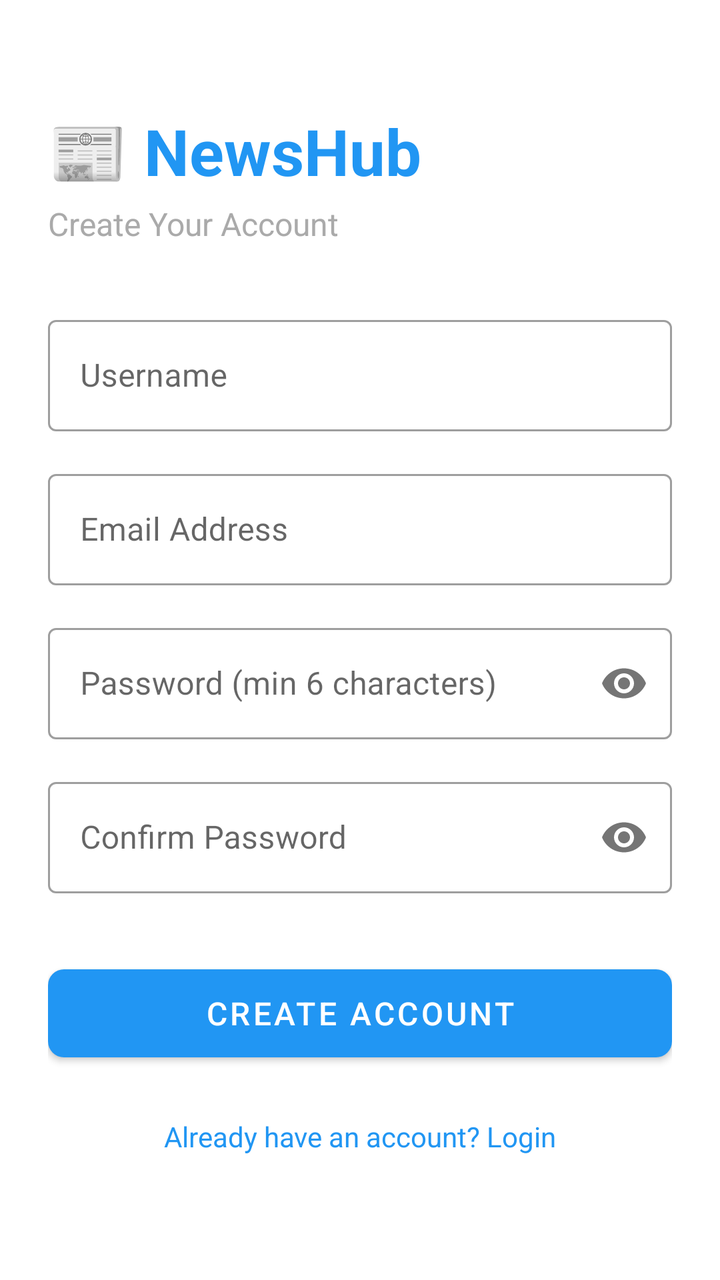
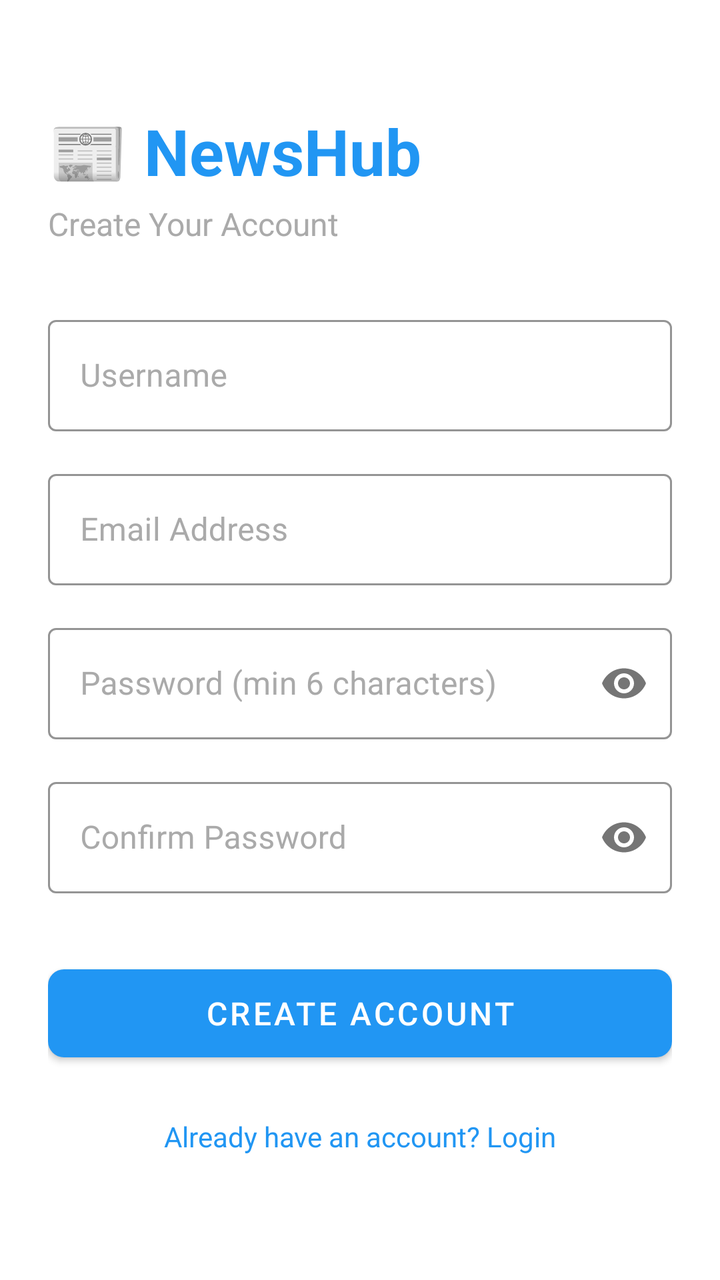

An Android layout rendered at two revisions. The XML below is the earlier revision; the diff shows what the commit changed to produce the second picture.
<!-- AndroidManifest.xml: application theme Theme.NewsHub -->
<!-- res/layout/fragment_register.xml -->
<?xml version="1.0" encoding="utf-8"?>
<ScrollView xmlns:android="http://schemas.android.com/apk/res/android"
    xmlns:app="http://schemas.android.com/apk/res-auto"
    xmlns:tools="http://schemas.android.com/tools"
    android:layout_width="match_parent"
    android:layout_height="match_parent"
    android:fillViewport="true"
    android:background="@color/white">

    <androidx.constraintlayout.widget.ConstraintLayout
        android:layout_width="match_parent"
        android:layout_height="wrap_content"
        android:padding="24dp">

        
        <TextView
            android:id="@+id/tvAppTitle"
            android:layout_width="wrap_content"
            android:layout_height="wrap_content"
            android:text="📰 NewsHub"
            android:textSize="32sp"
            android:textStyle="bold"
            android:textColor="@color/primary"
            app:layout_constraintTop_toTopOf="parent"
            app:layout_constraintStart_toStartOf="parent"
            android:layout_marginTop="30dp"/>

        <TextView
            android:id="@+id/tvSubtitle"
            android:layout_width="wrap_content"
            android:layout_height="wrap_content"
            android:text="Create Your Account"
            android:textSize="16sp"
            android:textColor="@android:color/darker_gray"
            app:layout_constraintTop_toBottomOf="@+id/tvAppTitle"
            app:layout_constraintStart_toStartOf="@+id/tvAppTitle"
            android:layout_marginTop="4dp"/>

        
        <com.google.android.material.textfield.TextInputLayout
            android:id="@+id/tilUsername"
            android:layout_width="match_parent"
            android:layout_height="wrap_content"
            android:layout_marginTop="32dp"
            app:layout_constraintTop_toBottomOf="@+id/tvSubtitle"
            style="@style/Widget.MaterialComponents.TextInputLayout.OutlinedBox">

            <com.google.android.material.textfield.TextInputEditText
                android:id="@+id/etUsername"
                android:layout_width="match_parent"
                android:layout_height="wrap_content"
                android:hint="Username"
                android:inputType="textPersonName"
                android:maxLines="1"/>
        </com.google.android.material.textfield.TextInputLayout>

        
        <com.google.android.material.textfield.TextInputLayout
            android:id="@+id/tilEmail"
            android:layout_width="match_parent"
            android:layout_height="wrap_content"
            android:layout_marginTop="16dp"
            app:layout_constraintTop_toBottomOf="@+id/tilUsername"
            style="@style/Widget.MaterialComponents.TextInputLayout.OutlinedBox">

            <com.google.android.material.textfield.TextInputEditText
                android:id="@+id/etEmail"
                android:layout_width="match_parent"
                android:layout_height="wrap_content"
                android:hint="Email Address"
                android:inputType="textEmailAddress"
                android:maxLines="1"/>
        </com.google.android.material.textfield.TextInputLayout>

        
        <com.google.android.material.textfield.TextInputLayout
            android:id="@+id/tilPassword"
            android:layout_width="match_parent"
            android:layout_height="wrap_content"
            android:layout_marginTop="16dp"
            app:passwordToggleEnabled="true"
            app:layout_constraintTop_toBottomOf="@+id/tilEmail"
            style="@style/Widget.MaterialComponents.TextInputLayout.OutlinedBox">

            <com.google.android.material.textfield.TextInputEditText
                android:id="@+id/etPassword"
                android:layout_width="match_parent"
                android:layout_height="wrap_content"
                android:hint="Password (min 6 characters)"
                android:inputType="textPassword"
                android:maxLines="1"/>
        </com.google.android.material.textfield.TextInputLayout>

        
        <com.google.android.material.textfield.TextInputLayout
            android:id="@+id/tilConfirmPassword"
            android:layout_width="match_parent"
            android:layout_height="wrap_content"
            android:layout_marginTop="16dp"
            app:passwordToggleEnabled="true"
            app:layout_constraintTop_toBottomOf="@+id/tilPassword"
            style="@style/Widget.MaterialComponents.TextInputLayout.OutlinedBox">

            <com.google.android.material.textfield.TextInputEditText
                android:id="@+id/etConfirmPassword"
                android:layout_width="match_parent"
                android:layout_height="wrap_content"
                android:hint="Confirm Password"
                android:inputType="textPassword"
                android:maxLines="1"/>
        </com.google.android.material.textfield.TextInputLayout>

        
        <com.google.android.material.button.MaterialButton
            android:id="@+id/btnRegister"
            android:layout_width="match_parent"
            android:layout_height="56dp"
            android:layout_marginTop="32dp"
            android:text="Create Account"
            android:textSize="16sp"
            app:cornerRadius="8dp"
            android:textColor="@color/white"
            app:layout_constraintTop_toBottomOf="@+id/tilConfirmPassword"/>

        
        <TextView
            android:id="@+id/tvLoginLink"
            android:layout_width="wrap_content"
            android:layout_height="wrap_content"
            android:layout_marginTop="24dp"
            android:text="Already have an account? Login"
            android:textSize="14sp"
            android:textColor="@color/primary"
            app:layout_constraintTop_toBottomOf="@+id/btnRegister"
            app:layout_constraintStart_toStartOf="parent"
            app:layout_constraintEnd_toEndOf="parent"/>

        
        <ProgressBar
            android:id="@+id/progressBar"
            android:layout_width="48dp"
            android:layout_height="48dp"
            android:visibility="gone"
            app:layout_constraintTop_toTopOf="parent"
            app:layout_constraintBottom_toBottomOf="parent"
            app:layout_constraintStart_toStartOf="parent"
            app:layout_constraintEnd_toEndOf="parent"/>

    </androidx.constraintlayout.widget.ConstraintLayout>
</ScrollView>
<!-- resources referenced by this layout -->
<resources>
  <color name="primary">#2196F3</color>
  <color name="white">#FFFFFFFF</color>
  <style name="Theme.NewsHub" parent="Theme.MaterialComponents.DayNight.NoActionBar">
          
          <item name="colorPrimary">@color/primary</item>
          <item name="colorPrimaryVariant">@color/primary_dark</item>
          <item name="colorOnPrimary">@color/white</item>
          
          <item name="colorSecondary">@color/teal_200</item>
          <item name="colorSecondaryVariant">@color/teal_700</item>
          <item name="colorOnSecondary">@color/black</item>
          
          <item name="android:statusBarColor">?attr/colorPrimaryVariant</item>
      </style>
  <color name="primary_dark">#1976D2</color>
  <color name="teal_200">#FF03DAC5</color>
  <color name="teal_700">#FF018786</color>
  <color name="black">#FF000000</color>
</resources>

<!-- the commit's change to res/layout/fragment_register.xml (unified diff, before → after) -->
@@ -5,11 +5,12 @@
     android:layout_width="match_parent"
     android:layout_height="match_parent"
     android:fillViewport="true"
-    android:background="@color/white">
+    android:background="@android:color/white">
 
     <androidx.constraintlayout.widget.ConstraintLayout
         android:layout_width="match_parent"
         android:layout_height="wrap_content"
+        android:background="@android:color/white"
         android:padding="24dp">
 
         
@@ -42,6 +43,9 @@
             android:layout_width="match_parent"
             android:layout_height="wrap_content"
             android:layout_marginTop="32dp"
+            android:textColorHint="@android:color/darker_gray"
+            app:boxStrokeColor="@color/primary"
+            app:hintTextColor="@color/primary"
             app:layout_constraintTop_toBottomOf="@+id/tvSubtitle"
             style="@style/Widget.MaterialComponents.TextInputLayout.OutlinedBox">
 
@@ -49,6 +53,7 @@
                 android:id="@+id/etUsername"
                 android:layout_width="match_parent"
                 android:layout_height="wrap_content"
+                android:textColor="@android:color/black"
                 android:hint="Username"
                 android:inputType="textPersonName"
                 android:maxLines="1"/>
@@ -60,6 +65,9 @@
             android:layout_width="match_parent"
             android:layout_height="wrap_content"
             android:layout_marginTop="16dp"
+            android:textColorHint="@android:color/darker_gray"
+            app:boxStrokeColor="@color/primary"
+            app:hintTextColor="@color/primary"
             app:layout_constraintTop_toBottomOf="@+id/tilUsername"
             style="@style/Widget.MaterialComponents.TextInputLayout.OutlinedBox">
 
@@ -67,6 +75,7 @@
                 android:id="@+id/etEmail"
                 android:layout_width="match_parent"
                 android:layout_height="wrap_content"
+                android:textColor="@android:color/black"
                 android:hint="Email Address"
                 android:inputType="textEmailAddress"
                 android:maxLines="1"/>
@@ -78,6 +87,9 @@
             android:layout_width="match_parent"
             android:layout_height="wrap_content"
             android:layout_marginTop="16dp"
+            android:textColorHint="@android:color/darker_gray"
+            app:boxStrokeColor="@color/primary"
+            app:hintTextColor="@color/primary"
             app:passwordToggleEnabled="true"
             app:layout_constraintTop_toBottomOf="@+id/tilEmail"
             style="@style/Widget.MaterialComponents.TextInputLayout.OutlinedBox">
@@ -86,6 +98,7 @@
                 android:id="@+id/etPassword"
                 android:layout_width="match_parent"
                 android:layout_height="wrap_content"
+                android:textColor="@android:color/black"
                 android:hint="Password (min 6 characters)"
                 android:inputType="textPassword"
                 android:maxLines="1"/>
@@ -97,6 +110,9 @@
             android:layout_width="match_parent"
             android:layout_height="wrap_content"
             android:layout_marginTop="16dp"
+            android:textColorHint="@android:color/darker_gray"
+            app:boxStrokeColor="@color/primary"
+            app:hintTextColor="@color/primary"
             app:passwordToggleEnabled="true"
             app:layout_constraintTop_toBottomOf="@+id/tilPassword"
             style="@style/Widget.MaterialComponents.TextInputLayout.OutlinedBox">
@@ -105,6 +121,7 @@
                 android:id="@+id/etConfirmPassword"
                 android:layout_width="match_parent"
                 android:layout_height="wrap_content"
+                android:textColor="@android:color/black"
                 android:hint="Confirm Password"
                 android:inputType="textPassword"
                 android:maxLines="1"/>
@@ -119,7 +136,7 @@
             android:text="Create Account"
             android:textSize="16sp"
             app:cornerRadius="8dp"
-            android:textColor="@color/white"
+            android:textColor="@android:color/white"
             app:layout_constraintTop_toBottomOf="@+id/tilConfirmPassword"/>
 
         
@@ -135,16 +152,5 @@
             app:layout_constraintStart_toStartOf="parent"
             app:layout_constraintEnd_toEndOf="parent"/>
 
-        
-        <ProgressBar
-            android:id="@+id/progressBar"
-            android:layout_width="48dp"
-            android:layout_height="48dp"
-            android:visibility="gone"
-            app:layout_constraintTop_toTopOf="parent"
-            app:layout_constraintBottom_toBottomOf="parent"
-            app:layout_constraintStart_toStartOf="parent"
-            app:layout_constraintEnd_toEndOf="parent"/>
-
     </androidx.constraintlayout.widget.ConstraintLayout>
 </ScrollView>
